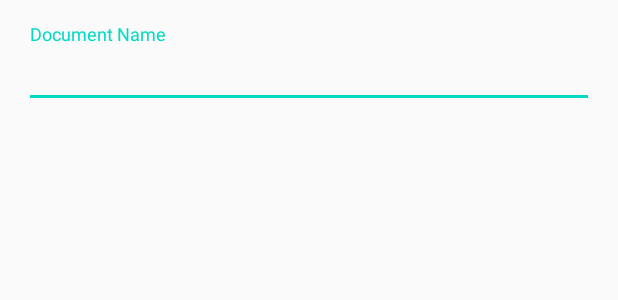
After one commit to amitthakarebi/CameraScanner, an Android app: the layout create_document_dialog.xml on its own in the app's theme, with its tools: preview values and no code run, on a phone screen of 412 x 824 dp. The commit adds this screen. Shown: the top 300 px of the screen. Run offline under Robolectric (Android 15) with nearby library versions, the phone set to English and light mode, and no system bars.

Commit message:
CreateDocument Dialog and Passing Typed Text
We have created the document create folder dialog and after the user type and click on the create then string will be passed.

```diff
--- /dev/null
+++ b/app/src/main/res/layout/create_document_dialog.xml
@@ -0,0 +1,23 @@
+<?xml version="1.0" encoding="utf-8"?>
+<LinearLayout xmlns:android="http://schemas.android.com/apk/res/android"
+    android:layout_width="match_parent"
+    android:padding="16dp"
+    android:layout_height="wrap_content">
+
+    <com.google.android.material.textfield.TextInputLayout
+        android:layout_width="match_parent"
+        android:layout_height="match_parent">
+
+        <com.google.android.material.textfield.TextInputEditText
+            android:id="@+id/createDocumentEditText"
+            android:textColor="@color/black"
+            android:inputType="text"
+            android:hint="Document Name"
+            android:layout_width="match_parent"
+            android:layout_height="wrap_content"/>
+
+
+    </com.google.android.material.textfield.TextInputLayout>
+
+
+</LinearLayout>
```
Also changed, not shown: app/src/main/java/com/amitthakare/camerascanner/DocumentFolderDialog.java (added, +67 -0 lines), app/src/main/java/com/amitthakare/camerascanner/MainActivity.java (+39 -3 lines), app/src/main/res/menu/toolbar_menu.xml (added, +10 -0 lines).
